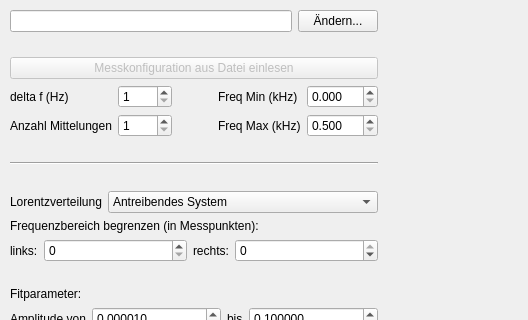
Above: Design/SpektrLaden.ui from lustra/BE-ESM-Analysis before the change; both pictures show x 0 to 528 and y 0 to 320 of the 964 by 445 pixel window. Below: the same form after it.
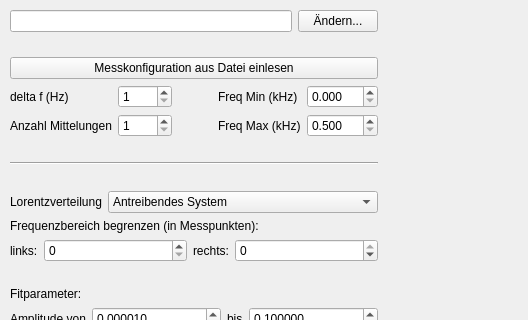
That is the form after the change. Custom widgets are drawn as their Qt base class.

```diff
--- a/Design/SpektrLaden.ui
+++ b/Design/SpektrLaden.ui
@@ -67,16 +67,10 @@
         </spacer>
        </item>
        <item>
-        <widget class="QPushButton" name="check_konfig">
-         <property name="enabled">
-          <bool>false</bool>
-         </property>
+        <widget class="QPushButton" name="button_konfig">
          <property name="text">
           <string>Messkonfiguration aus Datei einlesen</string>
          </property>
-         <property name="checkable">
-          <bool>true</bool>
-         </property>
         </widget>
        </item>
        <item>
```
Left out of the diff: 2 changed lines with no effect on the pictures.
